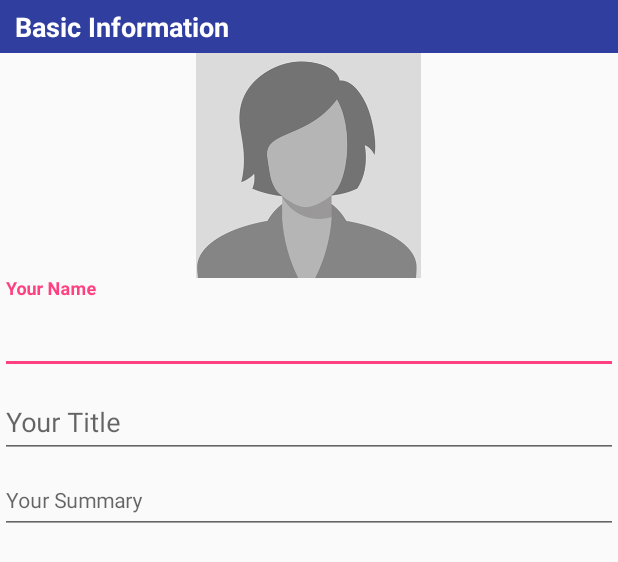
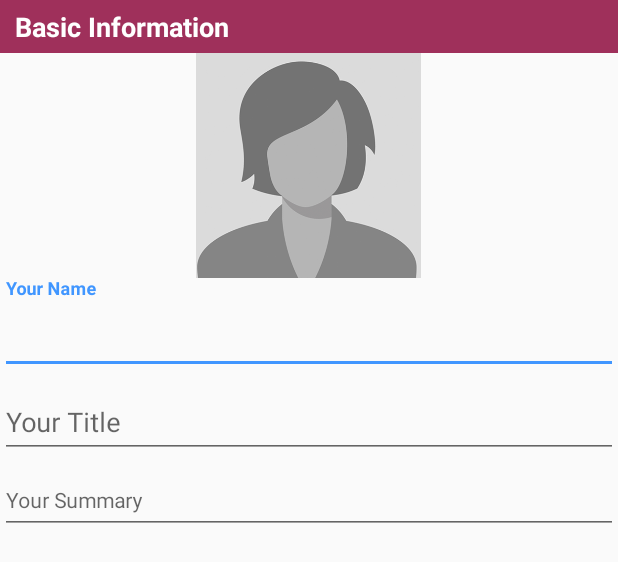
Before and after one commit to Akshay2693/CvMakerApp, an Android app: the layout fragment_basic.xml on its own in the app's theme, with its tools: preview values and no code run, on a phone screen of 412 x 824 dp. Shown: the top 562 px of the screen. Run offline under Robolectric (Android 15) with nearby library versions, the phone set to English and light mode, and no system bars.

```diff
--- a/app/src/main/AndroidManifest.xml
+++ b/app/src/main/AndroidManifest.xml
@@ -21,6 +21,8 @@
             </intent-filter>
         </activity>
 
+        <activity android:name=".ui.activities.CVViewerActivity"/>
+
     </application>
 
 </manifest>
--- /dev/null
+++ b/app/src/main/res/layout/activity_cv_viewer.xml
@@ -0,0 +1,6 @@
+<?xml version="1.0" encoding="utf-8"?>
+<LinearLayout xmlns:android="http://schemas.android.com/apk/res/android"
+    android:orientation="vertical" android:layout_width="match_parent"
+    android:layout_height="match_parent">
+
+</LinearLayout>
--- a/app/src/main/res/values/colors.xml
+++ b/app/src/main/res/values/colors.xml
@@ -1,8 +1,8 @@
 <?xml version="1.0" encoding="utf-8"?>
 <resources>
-    <color name="colorPrimary">#3F51B5</color>
-    <color name="colorPrimaryDark">#303F9F</color>
-    <color name="colorAccent">#FF4081</color>
+    <color name="colorPrimary">#b53f6e</color>
+    <color name="colorPrimaryDark">#9f305b</color>
+    <color name="colorAccent">#4096ff</color>
 
     <color name="shadow">#66000000</color>
     <color name="colorTabs">#eeff41</color>
```
Also changed, not shown: app/src/main/java/com/blackbox/onepage/cvmaker/ui/activities/CVViewerActivity.kt (added, +53 -0 lines), app/src/main/res/mipmap-hdpi/ic_launcher.png, app/src/main/res/mipmap-hdpi/ic_launcher_round.png (deleted), app/src/main/res/mipmap-mdpi/ic_launcher.png, app/src/main/res/mipmap-mdpi/ic_launcher_round.png (deleted), app/src/main/res/mipmap-xhdpi/ic_launcher.png, app/src/main/res/mipmap-xhdpi/ic_launcher_round.png (deleted), app/src/main/res/mipmap-xxhdpi/ic_launcher.png, app/src/main/res/mipmap-xxhdpi/ic_launcher_round.png (deleted), app/src/main/res/mipmap-xxxhdpi/ic_launcher.png, app/src/main/res/mipmap-xxxhdpi/ic_launcher_round.png (deleted).
